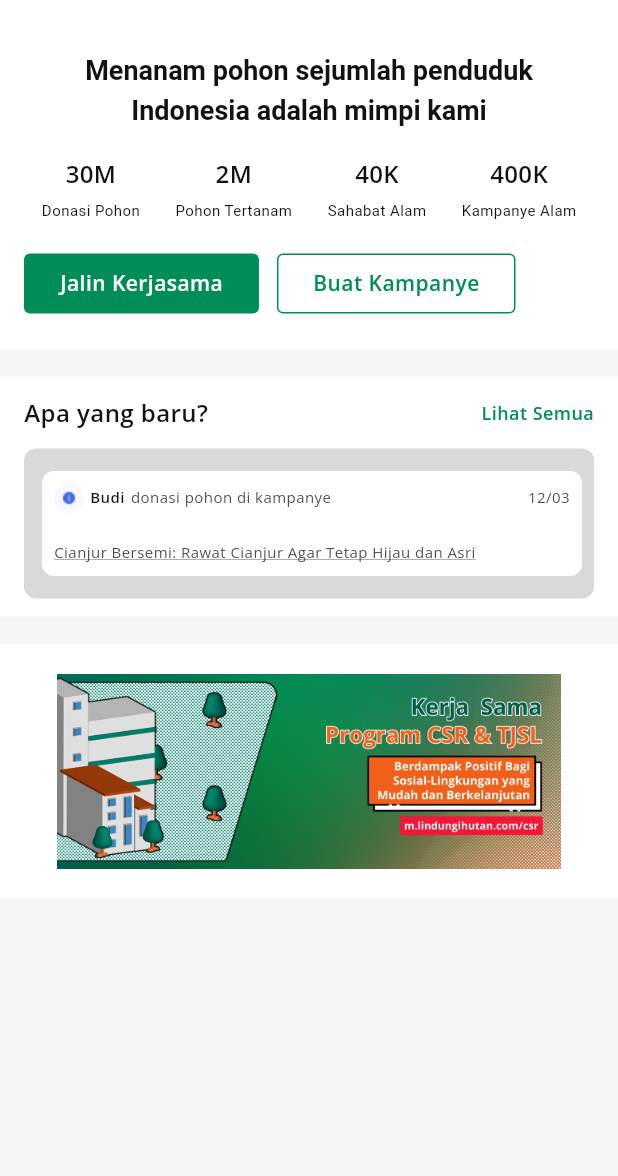
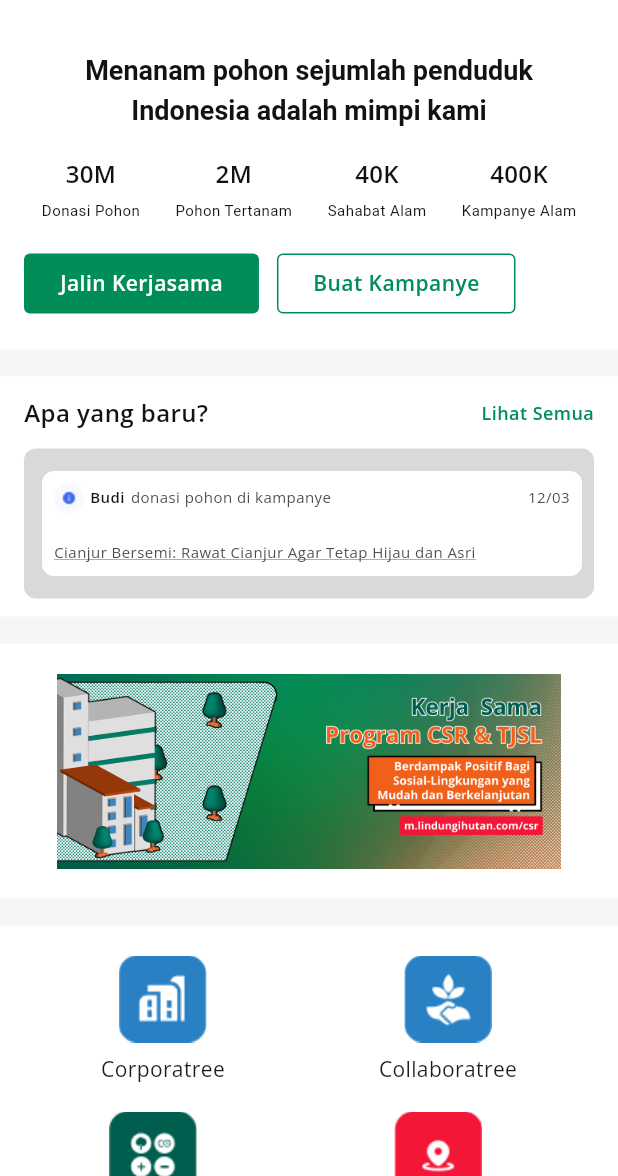
Before and after one commit to rizkiismail9a/home_lh_learn1, a Flutter app: the screen it shows after launch, on a phone screen of 412 x 824 dp, the part 60-1236 px from its top. Run offline on Flutter 3.47's test engine with Material 3 defaults, Android fonts, the phone set to English and light mode, and no system bars; drawn by our look-alikes of card_swiper; our stand-ins replace google_fonts.

Commit message:
feat: create coorporate section

```diff
--- a/lib/components/home_mission.dart
+++ b/lib/components/home_mission.dart
@@ -2,7 +2,7 @@ import 'package:flutter/material.dart';
 import 'package:home_lh/colors/my_color.dart';
 
 class HomeMission extends StatelessWidget {
-  const HomeMission({super.key});
+  const HomeMission({super.key, required this.jalinKerjaSama});
 
   final List<Map<String, String>> treesData = const [
     {"label": 'Donasi Pohon', "value": '30M'},
@@ -11,10 +11,7 @@ class HomeMission extends StatelessWidget {
     {"label": 'Kampanye Alam', "value": '400K'},
   ];
 
-  void kerjaSama() {
-    print('jalan');
-  }
-
+  final VoidCallback jalinKerjaSama;
   void createCamp() {
     print('What?');
   }
@@ -82,7 +79,7 @@ class HomeMission extends StatelessWidget {
               Row(
                 children: [
                   FilledButton(
-                      onPressed: kerjaSama,
+                      onPressed: jalinKerjaSama,
                       style: FilledButton.styleFrom(
                           backgroundColor: MyColor.greenLH,
                           foregroundColor: Colors.white,
--- /dev/null
+++ b/lib/components/jalin_kerjasama.dart
@@ -0,0 +1,70 @@
+import 'package:flutter/material.dart';
+
+class JalinKerjasama extends StatelessWidget {
+  const JalinKerjasama({super.key});
+
+  @override
+  Widget build(BuildContext context) {
+    return Container(
+      color: Colors.white,
+      padding: const EdgeInsets.symmetric(vertical: 20, horizontal: 16),
+      child: Column(
+        children: [
+          Column(
+            children: [
+              Row(
+                mainAxisAlignment: MainAxisAlignment.spaceAround,
+                children: [
+                  Column(
+                    children: [
+                      Image.asset('assets/icon/CSR-kerjaSama.png'),
+                      const SizedBox(
+                        height: 8,
+                      ),
+                      const Text('Corporatree')
+                    ],
+                  ),
+                  Column(
+                    children: [
+                      Image.asset('assets/icon/Collaboratree.png'),
+                      const SizedBox(
+                        height: 8,
+                      ),
+                      const Text('Collaboratree')
+                    ],
+                  ),
+                ],
+              ),
+              const SizedBox(
+                height: 18,
+              ),
+              Row(
+                mainAxisAlignment: MainAxisAlignment.spaceAround,
+                children: [
+                  Column(
+                    children: [
+                      Image.asset('assets/icon/Imbangi.png'),
+                      const SizedBox(
+                        height: 8,
+                      ),
+                      const Text('Carbon Offset')
+                    ],
+                  ),
+                  Column(
+                    children: [
+                      Image.asset('assets/icon/lokasi.png'),
+                      const SizedBox(
+                        height: 8,
+                      ),
+                      const Text('Lokasi Penghijauan')
+                    ],
+                  ),
+                ],
+              ),
+            ],
+          )
+        ],
+      ),
+    );
+  }
+}
--- a/lib/home.dart
+++ b/lib/home.dart
@@ -1,27 +1,61 @@
 import 'package:flutter/material.dart';
 import 'package:home_lh/components/home_banner.dart';
 import 'package:home_lh/components/home_mission.dart';
+import 'package:home_lh/components/jalin_kerjasama.dart';
 import 'package:home_lh/components/navbar.dart';
 import 'package:home_lh/components/whats_new.dart';
 
-class Home extends StatelessWidget {
+class Home extends StatefulWidget {
   const Home({super.key});
 
   @override
+  State<Home> createState() => _HomeState();
+}
+
+class _HomeState extends State<Home> {
+  final ScrollController _scrollController = ScrollController();
+  final GlobalKey _targetKey = GlobalKey();
+
+  void scrollToTarget() {
+    final RenderObject? renderObject =
+        _targetKey.currentContext?.findRenderObject();
+
+    if (renderObject != null) {
+      final position = renderObject.getTransformTo(null).getTranslation();
+      _scrollController.animateTo(position.y,
+          duration: const Duration(milliseconds: 500),
+          curve: Curves.elasticInOut);
+    }
+  }
+
+  String getMessage() {
+    return "Hello from Flutter!";
+  }
+
+  @override
   Widget build(BuildContext context) {
-    return const Scaffold(
-        backgroundColor: Color(0xFFf6f6f6),
-        appBar: MyNavbar(),
-        body: Column(
-          mainAxisAlignment: MainAxisAlignment.start,
-          crossAxisAlignment: CrossAxisAlignment.stretch,
-          children: [
-            HomeMission(),
-            SizedBox(height: 18),
-            WhatsNew(),
-            SizedBox(height: 18),
-            HomeBanner()
-          ],
+    return Scaffold(
+        backgroundColor: const Color(0xFFf6f6f6),
+        appBar: const MyNavbar(),
+        body: SingleChildScrollView(
+          controller: _scrollController,
+          child: Column(
+            mainAxisAlignment: MainAxisAlignment.start,
+            crossAxisAlignment: CrossAxisAlignment.stretch,
+            children: [
+              HomeMission(
+                jalinKerjaSama: scrollToTarget,
+              ),
+              const SizedBox(height: 18),
+              const WhatsNew(),
+              const SizedBox(height: 18),
+              const HomeBanner(),
+              const SizedBox(height: 18),
+              JalinKerjasama(
+                key: _targetKey,
+              )
+            ],
+          ),
         ));
   }
 }
--- a/lib/main.dart
+++ b/lib/main.dart
@@ -1,6 +1,6 @@
 import 'package:flutter/material.dart';
+import 'package:google_fonts/google_fonts.dart';
 import 'package:home_lh/home.dart';
-import 'package:google_fonts/google_fonts.dart';
 
 void main() {
   runApp(MaterialApp(
--- a/pubspec.yaml
+++ b/pubspec.yaml
@@ -69,6 +69,10 @@ flutter:
     - assets/icon/kantong-pohon.png
     - assets/icon/notification-bell.png
     - assets/icon/info-blue.png
+    - assets/icon/Collaboratree.png
+    - assets/icon/CSR-kerjaSama.png
+    - assets/icon/Imbangi.png
+    - assets/icon/lokasi.png
 
   # An image asset can refer to one or more resolution-specific "variants", see
   # https://flutter.dev/to/resolution-aware-images
```
Also changed, not shown: assets/icon/CSR-kerjaSama.png (added), assets/icon/Collaboratree.png (added), assets/icon/Imbangi.png (added), assets/icon/lokasi.png (added).
